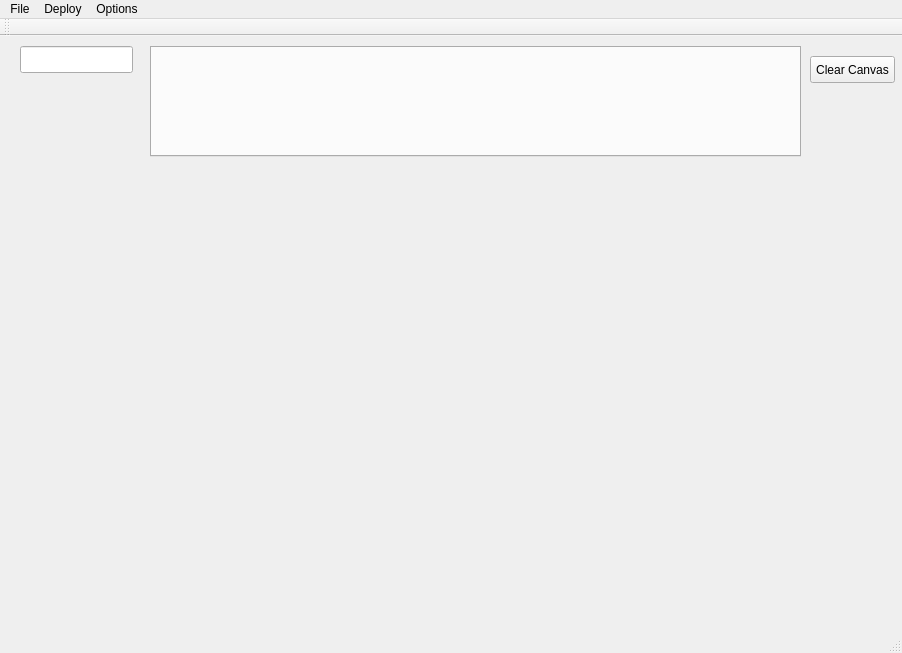
Qt form Auto_Gui_JSON/mainwindow.ui (SarahHeinzHouseFRC/SHARPAutonomousScripter) before a commit.
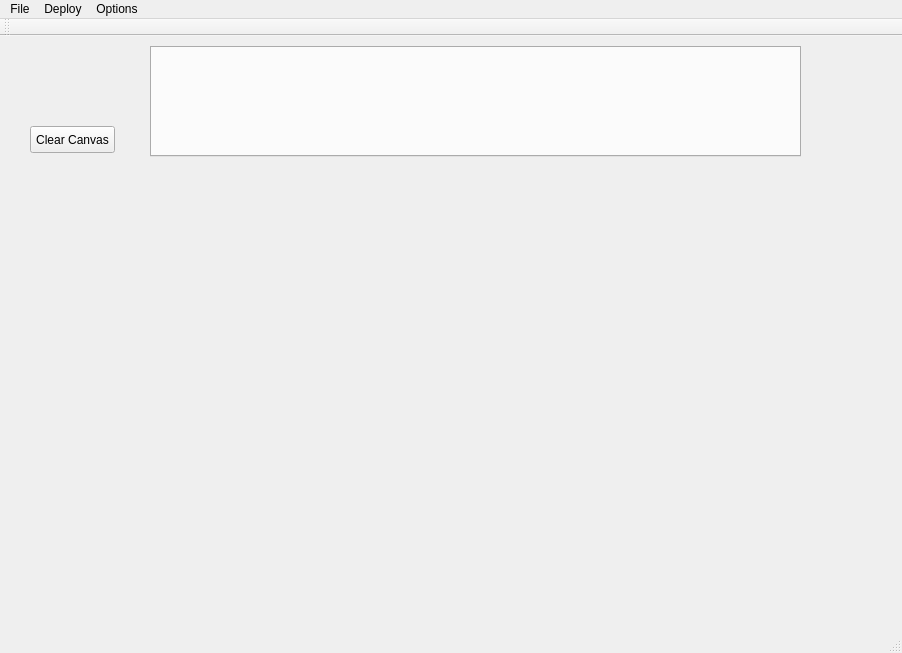
The same form after that commit.

Diff of the .ui file:
```diff
--- a/Auto_Gui_JSON/mainwindow.ui
+++ b/Auto_Gui_JSON/mainwindow.ui
@@ -20,8 +20,8 @@
    <widget class="QPushButton" name="clearButton">
     <property name="geometry">
      <rect>
-      <x>810</x>
-      <y>20</y>
+      <x>30</x>
+      <y>90</y>
       <width>85</width>
       <height>27</height>
      </rect>
@@ -43,16 +43,6 @@
      <number>-1</number>
     </property>
    </widget>
-   <widget class="QLineEdit" name="fileNameEditText">
-    <property name="geometry">
-     <rect>
-      <x>20</x>
-      <y>10</y>
-      <width>113</width>
-      <height>27</height>
-     </rect>
-    </property>
-   </widget>
   </widget>
   <widget class="QMenuBar" name="menuBar">
    <property name="geometry">
```
Left out of the diff: 2 changed lines with no effect on the pictures.
